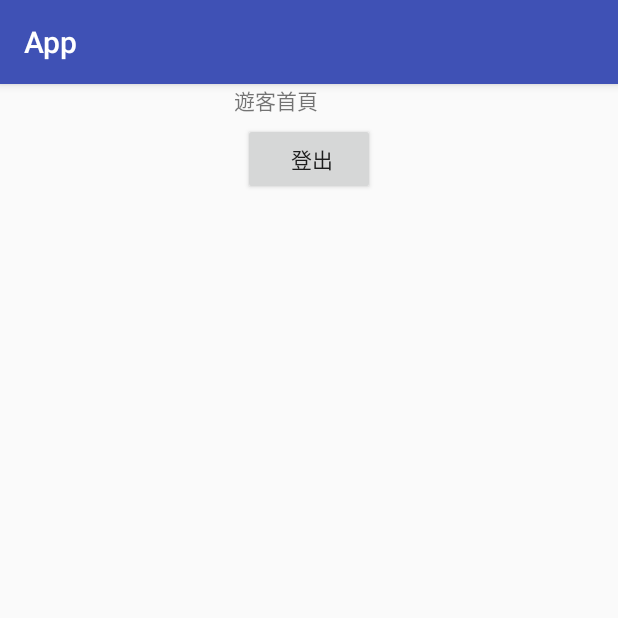
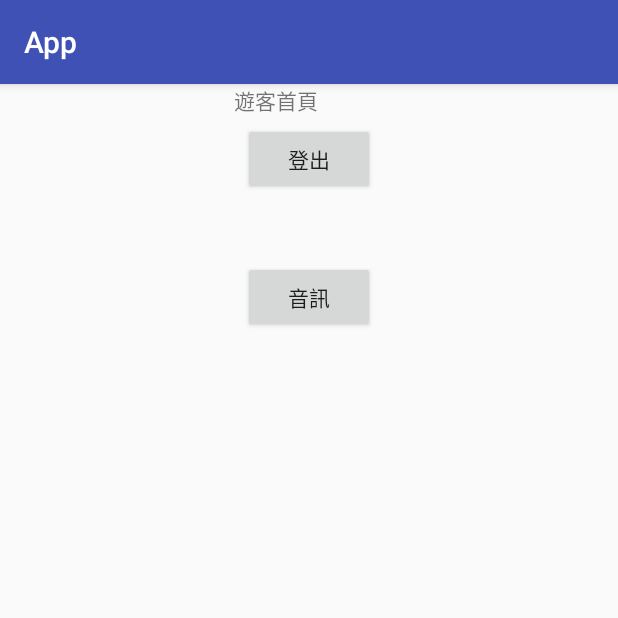
Before and after one commit to ChillyHsu/LoginTest, an Android app: the MainPageActivity screen opened directly, with no data from a screen before it, on a phone screen of 412 x 824 dp, the top half of it. Run offline under Robolectric (Android 15) with nearby library versions, the phone set to English and light mode, and no system bars.

Commit message:
到底怎麼更新TT

```diff
--- a/app/src/main/AndroidManifest.xml
+++ b/app/src/main/AndroidManifest.xml
@@ -24,7 +24,9 @@
             android:value="@string/facebook_app_id" />
 
         <activity android:name=".CheckpersonActivity" />
-        <activity android:name=".MainPageActivity"></activity>
+        <activity android:name=".MainPageActivity" />
+        <activity android:name=".Mymusic" />
+        <activity android:name=".Music"></activity>
     </application>
 
 </manifest>
--- a/app/src/main/java/com/example/user/logintest/CheckpersonActivity.java
+++ b/app/src/main/java/com/example/user/logintest/CheckpersonActivity.java
@@ -1,12 +1,12 @@
 package com.example.user.logintest;
 
-import android.support.v7.app.AppCompatActivity;
 import android.os.Bundle;
 import android.widget.Button;
 import android.view.View;
 import android.content.Intent;
+import android.support.v7.app.AppCompatActivity;
 
-public class CheckpersonActivity extends AppCompatActivity {
+public class CheckpersonActivity  extends AppCompatActivity {
 
     @Override
     protected void onCreate(Bundle savedInstanceState) {
--- a/app/src/main/java/com/example/user/logintest/MainPageActivity.java
+++ b/app/src/main/java/com/example/user/logintest/MainPageActivity.java
@@ -7,7 +7,7 @@ import android.view.View;
 import android.content.Intent;
 
 
-public class MainPageActivity extends AppCompatActivity {
+public class MainPageActivity extends AppCompatActivity  {
 
     @Override
     protected void onCreate(Bundle savedInstanceState) {
@@ -25,5 +25,17 @@ public class MainPageActivity extends AppCompatActivity {
                 MainPageActivity.this.finish();
             }
         });
+        Button button04 = (Button)findViewById(R.id.Button04);
+
+        button04.setOnClickListener(new Button.OnClickListener(){
+            @Override
+            public void onClick(View v) {
+                // TODO Auto-generated method stub
+                Intent intent = new Intent();
+                intent.setClass(MainPageActivity.this,Music.class);
+                startActivity(intent);
+                MainPageActivity.this.finish();
+            }
+        });
     }
 }
--- a/app/src/main/res/layout/activity_main.xml
+++ b/app/src/main/res/layout/activity_main.xml
@@ -10,7 +10,6 @@
         android:layout_width="match_parent"
         android:layout_height="wrap_content"
         android:layout_marginTop="96dp"
-        android:text="@string/facebook"
         android:id="@+id/textView"
         android:gravity="center"
         android:textSize = "30sp"
--- a/app/src/main/res/layout/main_page.xml
+++ b/app/src/main/res/layout/main_page.xml
@@ -11,7 +11,7 @@
     <TextView
         android:layout_width="368dp"
         android:layout_height="wrap_content"
-        android:text="遊客首頁"
+        android:text="@string/client"
         android:id="@+id/textView"
         android:gravity="center"
         android:layout_alignParentTop="true"
@@ -23,10 +23,22 @@
     <Button
         android:layout_width="wrap_content"
         android:layout_height="wrap_content"
-        android:text=" 登出"
+        android:text="@string/登出"
         android:id="@+id/Button03"
         android:layout_marginTop="26dp"
         android:layout_below="@+id/textView4"
-        android:layout_centerHorizontal="true" />
+        android:layout_centerHorizontal="true"
+        tools:ignore="UnknownIdInLayout" />
+
+    <Button
+        android:id="@+id/Button04"
+        android:layout_width="wrap_content"
+        android:layout_height="wrap_content"
+        android:layout_alignEnd="@+id/Button03"
+        android:layout_alignRight="@+id/Button03"
+        android:layout_below="@+id/Button03"
+        android:layout_marginTop="44dp"
+        android:text="@string/button" />
+
 
 </RelativeLayout>
--- a/app/src/main/res/values/strings.xml
+++ b/app/src/main/res/values/strings.xml
@@ -5,4 +5,15 @@
     <string name="導遊首頁">導遊首頁</string>
     <string name="選擇身分">選擇身分</string>
     <string name="facebook">Facebook登入</string>
+    <string name="登出">登出</string>
+    <string name="client">遊客首頁</string>
+    <string name="button">音訊</string>
+    <string name="start">播放</string>
+    <string name="pause">暫停</string>
+    <string name="stop">停止</string>
+    <string name="播放">播放</string>
+    <string name="暫停">暫停</string>
+    <string name="textview">音檔名稱</string>
+    <string name="text">音檔名稱</string>
+    <string name="back">返回上一頁</string>
 </resources>
--- a/build.gradle
+++ b/build.gradle
@@ -5,7 +5,7 @@ buildscript {
         jcenter()
     }
     dependencies {
-        classpath 'com.android.tools.build:gradle:2.3.2'
+        classpath 'com.android.tools.build:gradle:2.3.3'
 
         // NOTE: Do not place your application dependencies here; they belong
         // in the individual module build.gradle files
```
Also changed, not shown: app/src/main/java/com/example/user/logintest/MainActivity.java (+5 -25 lines), 1 other file.
